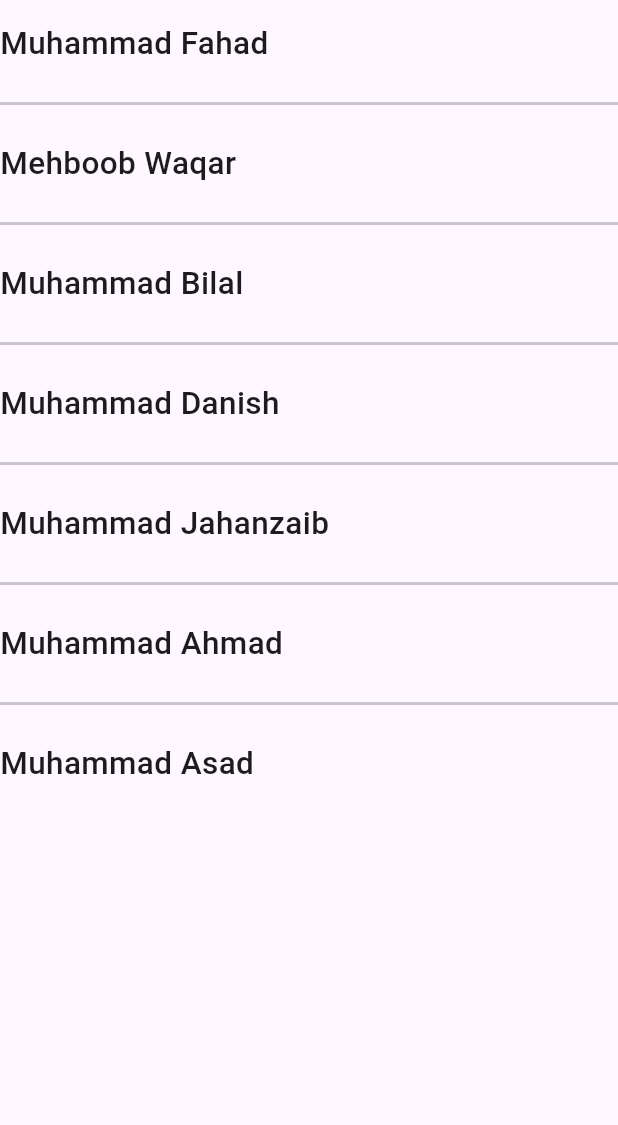
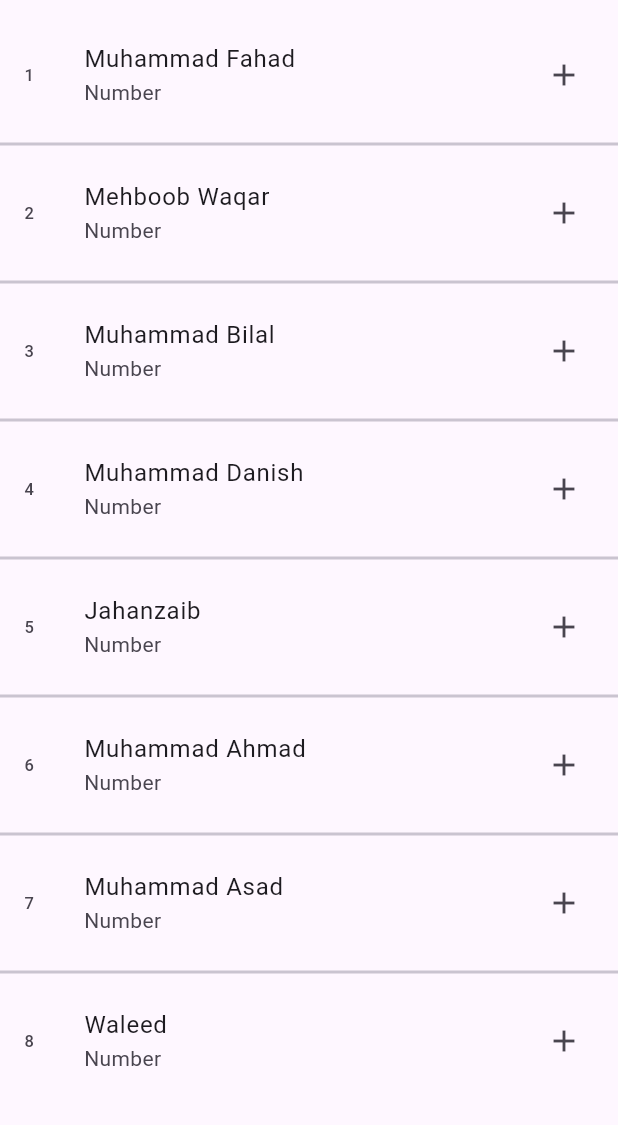
Before and after one commit to muhammad-fahad-hussain/Flutter, a Flutter app: the screen it shows after launch, on a phone screen of 412 x 824 dp, the part 63-1188 px from its top. Run offline on Flutter 3.47's test engine with Material 3 defaults, Android fonts, the light colour scheme and no system bars.

Commit message:
practice

```diff
--- a/Practice/listview/lib/main.dart
+++ b/Practice/listview/lib/main.dart
@@ -1,4 +1,5 @@
 import 'package:flutter/material.dart';
+import 'package:flutter/rendering.dart';
 
 void main() {
   runApp(const MyApp());
@@ -15,9 +16,10 @@
       "Mehboob Waqar",
       "Muhammad Bilal",
       "Muhammad Danish",
-      "Muhammad Jahanzaib",
+      "Jahanzaib",
       "Muhammad Ahmad",
-      "Muhammad Asad"
+      "Muhammad Asad",
+      "Waleed"
     ];
     return MaterialApp(
         home: Scaffold(
@@ -26,19 +28,43 @@
       ),
       body: ListView.separated(
         itemBuilder: (context, index) {
-          return Row(
-            children: [
-              Text(
-                arrName[index],
-                style: TextStyle(fontSize: 21, fontWeight: FontWeight.w500),
-              )
-            ],
+          // return Row(
+          //   children: [
+          //     Padding(
+          //       padding: const EdgeInsets.all(8),
+          //       child: Column(
+          //         children: [
+          //           Text(
+          //             arrName[index],
+          //             style:
+          //                 TextStyle(fontSize: 21, fontWeight: FontWeight.w500),
+          //           ),
+          //           Text(
+          //             arrName[index],
+          //             style:
+          //                 TextStyle(fontSize: 11, fontWeight: FontWeight.w500),
+          //           ),
+          //         ],
+          //       ),
+          //     ),
+          //     Text(
+          //       arrName[index],
+          //       style: TextStyle(fontSize: 21, fontWeight: FontWeight.w500),
+          //     ),
+          //   ],
+          // );
+
+          return ListTile(
+            leading: Text("${index + 1}"),
+            title: Text("${arrName[index]}"),
+            subtitle: Text("Number"),
+            trailing: Icon(Icons.add),
           );
         },
         itemCount: arrName.length,
         separatorBuilder: (context, index) {
           return Divider(
-            height: 50,
+            height: 20,
             thickness: 2,
           );
         },
```
